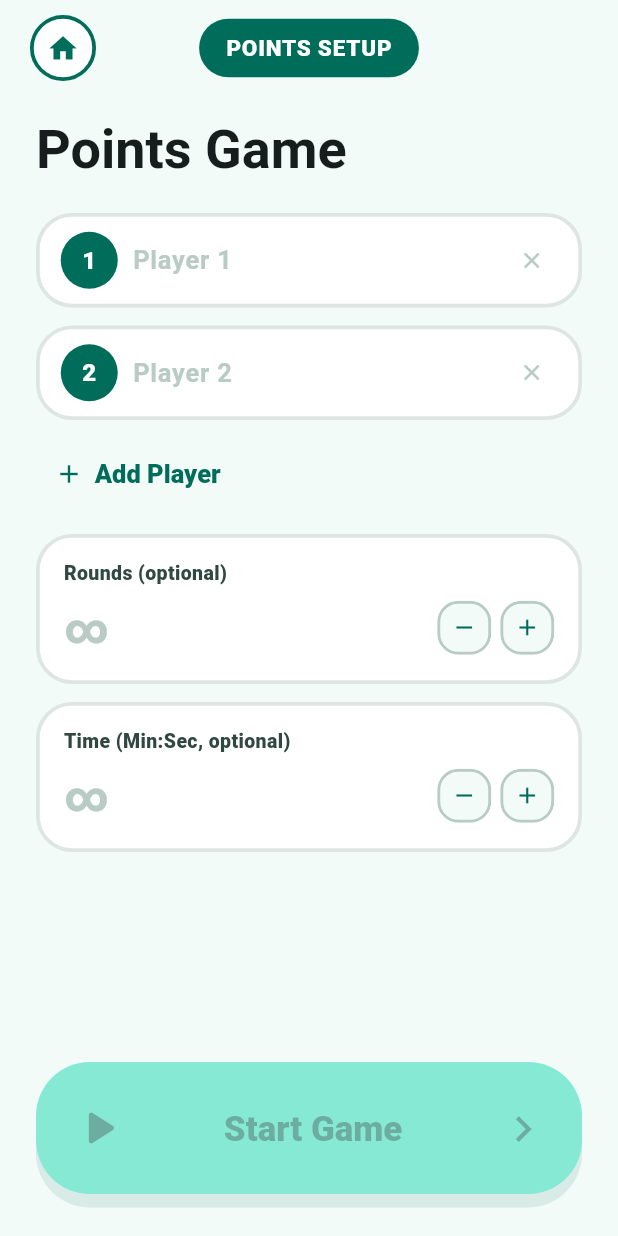
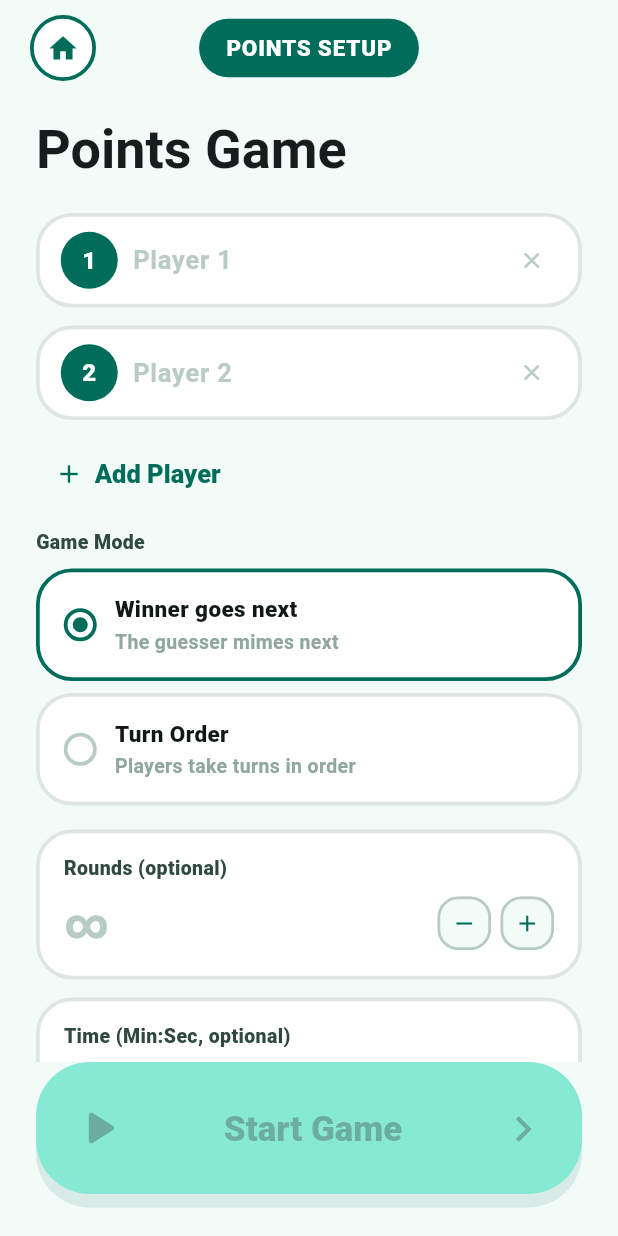
Before and after one commit to tim-ebner/pantomias, a Flutter app: the PointModeSettingsPage screen opened by its route, on a phone screen of 412 x 824 dp. Run offline on Flutter 3.47's test engine with Material 3 defaults, Android fonts, the light colour scheme and no system bars; our stand-ins replace audioplayers, go_router, shared_preferences, vibration; accounts and stored records are empty.

Commit message:
add new game mode "winner-next"

```diff
--- /dev/null
+++ b/lib/core/data/game_mode.dart
@@ -0,0 +1,6 @@
+/// Determines who scores and pantomimes next in a scored game.
+///
+/// Shared between the `point_mode_settings` and `game` features, so it lives
+/// under `core/` rather than inside either feature — features may not import
+/// each other directly.
+enum GameMode { winnerNext, sequence }
--- a/lib/core/data/scored_game_settings_repository.dart
+++ b/lib/core/data/scored_game_settings_repository.dart
@@ -1,3 +1,4 @@
+import 'package:pantomias/core/data/game_mode.dart';
 import 'package:shared_preferences/shared_preferences.dart';
 
 class ScoredGameSettingsRepository {
@@ -7,6 +8,7 @@ class ScoredGameSettingsRepository {
   static const _playerNamesKey = 'scoredGame.playerNames';
   static const _roundLimitTextKey = 'scoredGame.roundLimitText';
   static const _turnTimeLimitTextKey = 'scoredGame.turnTimeLimitText';
+  static const _gameModeKey = 'scoredGame.gameMode';
 
   final SharedPreferences _preferences;
 
@@ -22,6 +24,14 @@ class ScoredGameSettingsRepository {
     return _preferences.getString(_turnTimeLimitTextKey) ?? '';
   }
 
+  GameMode loadGameMode() {
+    final storedName = _preferences.getString(_gameModeKey);
+    return GameMode.values.firstWhere(
+      (mode) => mode.name == storedName,
+      orElse: () => GameMode.winnerNext,
+    );
+  }
+
   Future<void> save({
     required List<String> playerNames,
     required String roundLimitText,
@@ -33,4 +43,8 @@ class ScoredGameSettingsRepository {
       _preferences.setString(_turnTimeLimitTextKey, turnTimeLimitText),
     ]);
   }
+
+  Future<void> saveGameMode(GameMode gameMode) {
+    return _preferences.setString(_gameModeKey, gameMode.name);
+  }
 }
--- a/lib/features/point_mode_settings/view/point_mode_settings_screen.dart
+++ b/lib/features/point_mode_settings/view/point_mode_settings_screen.dart
@@ -1,10 +1,12 @@
 import 'package:flutter/material.dart';
 import 'package:flutter/services.dart';
+import 'package:pantomias/core/data/game_mode.dart';
 import 'package:pantomias/l10n/l10n.dart';
 import 'package:pantomias/shared/widgets/next_button.dart';
 import 'package:pantomias/shared/commons.dart';
 
 import '../viewmodel/point_mode_settings_view_model.dart';
+import 'widgets/game_mode_card.dart';
 import 'widgets/player_name_field.dart';
 import 'widgets/point_mode_input_style.dart';
 
@@ -70,6 +72,31 @@ class PointModeSettingsScreen extends StatelessWidget {
                 icon: const Icon(Icons.add, size: 20.0),
                 label: Text(l10n.addPlayerLabel),
               ),
+            ),
+            const SizedBox(height: 12.0),
+            Text(
+              l10n.gameModeSectionLabel,
+              style: const TextStyle(
+                fontSize: 13.0,
+                fontWeight: FontWeight.w800,
+                color: pointModeLabelColor,
+              ),
+            ),
+            const SizedBox(height: 8.0),
+            GameModeCard(
+              key: const ValueKey('game-mode-winner-next-card'),
+              label: l10n.winnerNextModeLabel,
+              description: l10n.winnerNextModeDescription,
+              isSelected: viewModel.gameMode == GameMode.winnerNext,
+              onTap: () => viewModel.selectGameMode(GameMode.winnerNext),
+            ),
+            const SizedBox(height: 8.0),
+            GameModeCard(
+              key: const ValueKey('game-mode-sequence-card'),
+              label: l10n.sequenceModeLabel,
+              description: l10n.sequenceModeDescription,
+              isSelected: viewModel.gameMode == GameMode.sequence,
+              onTap: () => viewModel.selectGameMode(GameMode.sequence),
             ),
             const SizedBox(height: 16.0),
             LayoutBuilder(
--- /dev/null
+++ b/lib/features/point_mode_settings/view/widgets/game_mode_card.dart
@@ -0,0 +1,93 @@
+import 'package:flutter/material.dart';
+import 'package:pantomias/shared/commons.dart';
+
+import 'point_mode_input_style.dart';
+
+/// One selectable radio-style card in the "Spielmodus" section.
+class GameModeCard extends StatelessWidget {
+  const GameModeCard({
+    super.key,
+    required this.label,
+    required this.description,
+    required this.isSelected,
+    required this.onTap,
+  });
+
+  final String label;
+  final String description;
+  final bool isSelected;
+  final VoidCallback onTap;
+
+  static const _radioSize = 22.0;
+  static const _radioDotSize = 10.0;
+
+  @override
+  Widget build(BuildContext context) {
+    return InkWell(
+      onTap: onTap,
+      borderRadius: BorderRadius.circular(24.0),
+      child: Container(
+        padding: const EdgeInsets.symmetric(horizontal: 16.0, vertical: 14.0),
+        decoration: BoxDecoration(
+          color: Colors.white,
+          border: Border.all(
+            color: isSelected ? brandColor : pointModeCardBorderColor,
+            width: 2.5,
+          ),
+          borderRadius: BorderRadius.circular(24.0),
+        ),
+        child: Row(
+          children: [
+            Container(
+              width: _radioSize,
+              height: _radioSize,
+              alignment: Alignment.center,
+              decoration: BoxDecoration(
+                shape: BoxShape.circle,
+                border: Border.all(
+                  color: isSelected ? brandColor : pointModeFieldBorderColor,
+                  width: 2.5,
+                ),
+              ),
+              child: isSelected
+                  ? Container(
+                      width: _radioDotSize,
+                      height: _radioDotSize,
+                      decoration: const BoxDecoration(
+                        color: brandColor,
+                        shape: BoxShape.circle,
+                      ),
+                    )
+                  : null,
+            ),
+            const SizedBox(width: 12.0),
+            Expanded(
+              child: Column(
+                crossAxisAlignment: CrossAxisAlignment.start,
+                children: [
+                  Text(
+                    label,
+                    style: const TextStyle(
+                      fontSize: 15.0,
+                      fontWeight: FontWeight.w800,
+                      color: pointModeTextColor,
+                    ),
+                  ),
+                  const SizedBox(height: 2.0),
+                  Text(
+                    description,
+                    style: const TextStyle(
+                      fontSize: 13.0,
+                      fontWeight: FontWeight.w600,
+                      color: stageHelperTextColor,
+                    ),
+                  ),
+                ],
+              ),
+            ),
+          ],
+        ),
+      ),
+    );
+  }
+}
--- a/lib/features/point_mode_settings/viewmodel/point_mode_settings_view_model.dart
+++ b/lib/features/point_mode_settings/viewmodel/point_mode_settings_view_model.dart
@@ -1,6 +1,7 @@
 import 'dart:async';
 
 import 'package:flutter/foundation.dart';
+import 'package:pantomias/core/data/game_mode.dart';
 import 'package:pantomias/core/data/scored_game_settings_repository.dart';
 
 class SetupPlayerDraft {
@@ -15,11 +16,13 @@ class PointModeSettings {
     required this.playerNames,
     required this.roundLimit,
     required this.turnTimeLimit,
+    required this.gameMode,
   });
 
   final List<String> playerNames;
   final int? roundLimit;
   final Duration? turnTimeLimit;
+  final GameMode gameMode;
 }
 
 class PointModeSettingsViewModel extends ChangeNotifier {
@@ -41,6 +44,9 @@ class PointModeSettingsViewModel extends ChangeNotifier {
 
   String _turnTimeLimitText = '';
   String get turnTimeLimitText => _turnTimeLimitText;
+
+  GameMode _gameMode = GameMode.winnerNext;
+  GameMode get gameMode => _gameMode;
 
   bool get canRemoveSetupPlayer => _setupPlayers.length > 2;
 
@@ -114,6 +120,11 @@ class PointModeSettingsViewModel extends ChangeNotifier {
     notifyListeners();
   }
 
+  void selectGameMode(GameMode mode) {
+    _gameMode = mode;
+    notifyListeners();
+  }
+
   void updateTurnTimeLimit(String turnTimeLimit) {
     _turnTimeLimitText = turnTimeLimit;
     notifyListeners();
@@ -157,6 +168,7 @@ class PointModeSettingsViewModel extends ChangeNotifier {
       playerNames: List.unmodifiable(_validSetupPlayerNames),
       roundLimit: _parseRoundLimit(),
       turnTimeLimit: _parseTurnTimeLimit(),
+      gameMode: _gameMode,
     );
   }
 
@@ -168,6 +180,7 @@ class PointModeSettingsViewModel extends ChangeNotifier {
         turnTimeLimitText: _turnTimeLimitText.trim(),
       ),
     );
+    unawaited(_scoredGameSettingsRepository.saveGameMode(_gameMode));
   }
 
   List<String> get _validSetupPlayerNames {
@@ -192,6 +205,7 @@ class PointModeSettingsViewModel extends ChangeNotifier {
         : [_createSetupPlayer(), _createSetupPlayer()];
     _roundLimitText = _scoredGameSettingsRepository.loadRoundLimitText();
     _turnTimeLimitText = _scoredGameSettingsRepository.loadTurnTimeLimitText();
+    _gameMode = _scoredGameSettingsRepository.loadGameMode();
   }
 
   SetupPlayerDraft _createSetupPlayer({String name = ''}) {
--- a/lib/l10n/app_de.arb
+++ b/lib/l10n/app_de.arb
@@ -51,6 +51,12 @@
     }
   },
   "removePlayerTooltip": "Spieler entfernen",
+  "gameModeSectionLabel": "Spielmodus",
+  "winnerNextModeLabel": "Wer gewinnt, ist dran",
+  "winnerNextModeDescription": "Rateperson pantomimiert als Nächstes",
+  "sequenceModeLabel": "Reihenfolge",
+  "sequenceModeDescription": "Spieler wechseln sich der Reihe nach ab",
+  "whoGuessedLabel": "Wer hat's erraten?",
   "roundsOptionalLabel": "Runden (optional)",
   "positiveRoundsError": "Bitte positive Rundenzahl eingeben",
   "timeOptionalLabel": "Zeit (Min:Sek, optional)",
--- a/lib/l10n/app_en.arb
+++ b/lib/l10n/app_en.arb
@@ -51,6 +51,12 @@
     }
   },
   "removePlayerTooltip": "Remove player",
+  "gameModeSectionLabel": "Game Mode",
+  "winnerNextModeLabel": "Winner goes next",
+  "winnerNextModeDescription": "The guesser mimes next",
+  "sequenceModeLabel": "Turn Order",
+  "sequenceModeDescription": "Players take turns in order",
+  "whoGuessedLabel": "Who guessed it?",
   "roundsOptionalLabel": "Rounds (optional)",
   "positiveRoundsError": "Please enter a positive number of rounds",
   "timeOptionalLabel": "Time (Min:Sec, optional)",
```
Also changed, not shown: lib/features/game/view/game_screen.dart (+33 -10 lines), lib/features/game/view/widgets/guesser_chooser.dart (added, +123 -0 lines), lib/features/game/viewmodel/game_view_model.dart (+23 -3 lines), lib/routing/pages/game_page.dart (+12 -5 lines), lib/shared/widgets/stage_card.dart (+12 -9 lines), lib/l10n/generated/app_localizations.dart, lib/l10n/generated/app_localizations_de.dart, lib/l10n/generated/app_localizations_en.dart, 4 other files.
